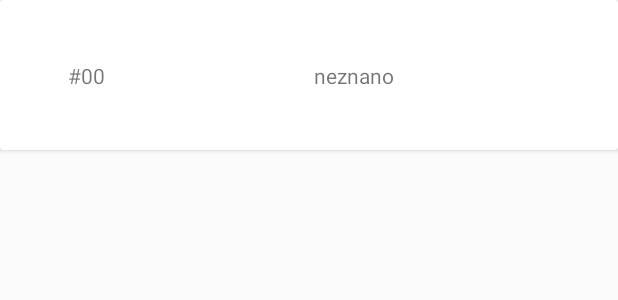
After one commit to markloboda/bajkApp, an Android app: the layout location_card.xml on its own in the app's theme, with its tools: preview values and no code run, on a phone screen of 412 x 824 dp. The commit adds this screen. Shown: the top 300 px of the screen. Run offline under Robolectric (Android 15) with nearby library versions, the phone set to English and light mode, and no system bars.

Commit message:
changes to database for new app and added recycler view for locations

```diff
--- a/app/app/src/main/java/com/example/app/data/bike/Bike.kt
+++ b/app/app/src/main/java/com/example/app/data/bike/Bike.kt
@@ -7,7 +7,7 @@ import androidx.room.PrimaryKey
 @Entity(tableName = "bike_table")
 data class Bike(
     @ColumnInfo(name = "title") val title: String,
-    @ColumnInfo(name = "drivenKm") var drivenKm: Int,
+    @ColumnInfo(name = "location_id") val locationId: Long,
     @ColumnInfo(name = "status") var status: Boolean
 ) {
     @PrimaryKey(autoGenerate = true)
--- a/app/app/src/main/java/com/example/app/data/reservation/ReservationDao.kt
+++ b/app/app/src/main/java/com/example/app/data/reservation/ReservationDao.kt
@@ -9,10 +9,10 @@ import java.util.*
 @Dao
 interface ReservationDao {
 
-    @Query("SELECT * FROM reservation_table WHERE bikeId = :bikeId ORDER BY zacetekRezervacije ASC")
+    @Query("SELECT * FROM reservation_table WHERE bikeId = :bikeId ORDER BY startTime ASC")
     suspend fun getAllReservations(bikeId: Long): List<Reservation?>
 
-    @Query("SELECT * FROM reservation_table WHERE :now BETWEEN zacetekRezervacije AND konecRezervacije")
+    @Query("SELECT * FROM reservation_table WHERE :now BETWEEN startTime AND endTime")
     suspend fun getAllActiveReservations(now: Long): List<Reservation?>
 
     @Insert
--- /dev/null
+++ b/app/app/src/main/res/layout/location_card.xml
@@ -0,0 +1,35 @@
+<?xml version="1.0" encoding="utf-8"?>
+<androidx.cardview.widget.CardView xmlns:android="http://schemas.android.com/apk/res/android"
+xmlns:app="http://schemas.android.com/apk/res-auto"
+xmlns:tools="http://schemas.android.com/tools"
+android:layout_width="match_parent"
+android:layout_height="100dp">
+
+    <androidx.constraintlayout.widget.ConstraintLayout
+    android:layout_width="match_parent"
+    android:layout_height="match_parent"
+    android:padding="15dp">
+
+          <TextView
+          android:id="@+id/locationIdTextView"
+          android:layout_width="wrap_content"
+          android:layout_height="wrap_content"
+          android:layout_marginStart="30dp"
+          android:width="30dp"
+          android:text="@string/defaultLocationId"
+          app:layout_constraintBottom_toBottomOf="parent"
+          app:layout_constraintStart_toStartOf="parent"
+          app:layout_constraintTop_toTopOf="parent" />
+
+        <TextView
+            android:id="@+id/locationTitleTextView"
+            android:layout_width="wrap_content"
+            android:layout_height="wrap_content"
+            android:text="@string/defaultLocationTitle"
+            app:layout_constraintBottom_toBottomOf="parent"
+            app:layout_constraintEnd_toEndOf="parent"
+            app:layout_constraintStart_toEndOf="@+id/locationIdTextView"
+            app:layout_constraintTop_toTopOf="parent" />
+
+    </androidx.constraintlayout.widget.ConstraintLayout>
+</androidx.cardview.widget.CardView>
--- a/app/app/src/main/res/values/strings.xml
+++ b/app/app/src/main/res/values/strings.xml
@@ -17,4 +17,6 @@
     <string name="ni_rezervacije">Ni rezervacije</string>
     <string name="datum">datum</string>
     <string name="ura">ura</string>
+    <string name="defaultLocationId">#00</string>
+    <string name="defaultLocationTitle">neznano</string>
 </resources>
```
Also changed, not shown: app/app/src/main/java/com/example/app/MainActivity.kt (+20 -19 lines), app/app/src/main/java/com/example/app/data/AppDatabase.kt (+16 -4 lines), app/app/src/main/java/com/example/app/data/location/Location.kt (added, +13 -0 lines), app/app/src/main/java/com/example/app/data/location/LocationDao.kt (added, +11 -0 lines), app/app/src/main/java/com/example/app/data/location/LocationRepository.kt (added, +7 -0 lines), app/app/src/main/java/com/example/app/data/reservation/Reservation.kt (+4 -4 lines), app/app/src/main/java/com/example/app/recyclerView/LocationsRecyclerViewAdapter.kt (added, +37 -0 lines).
